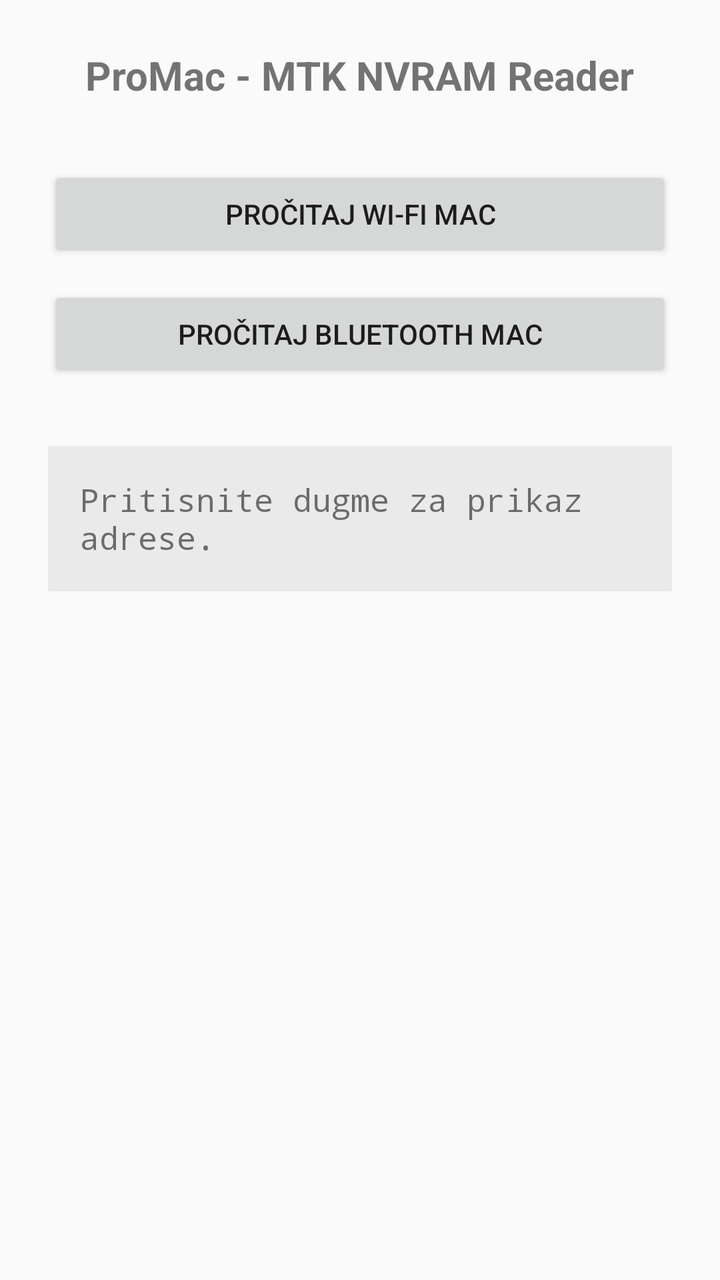
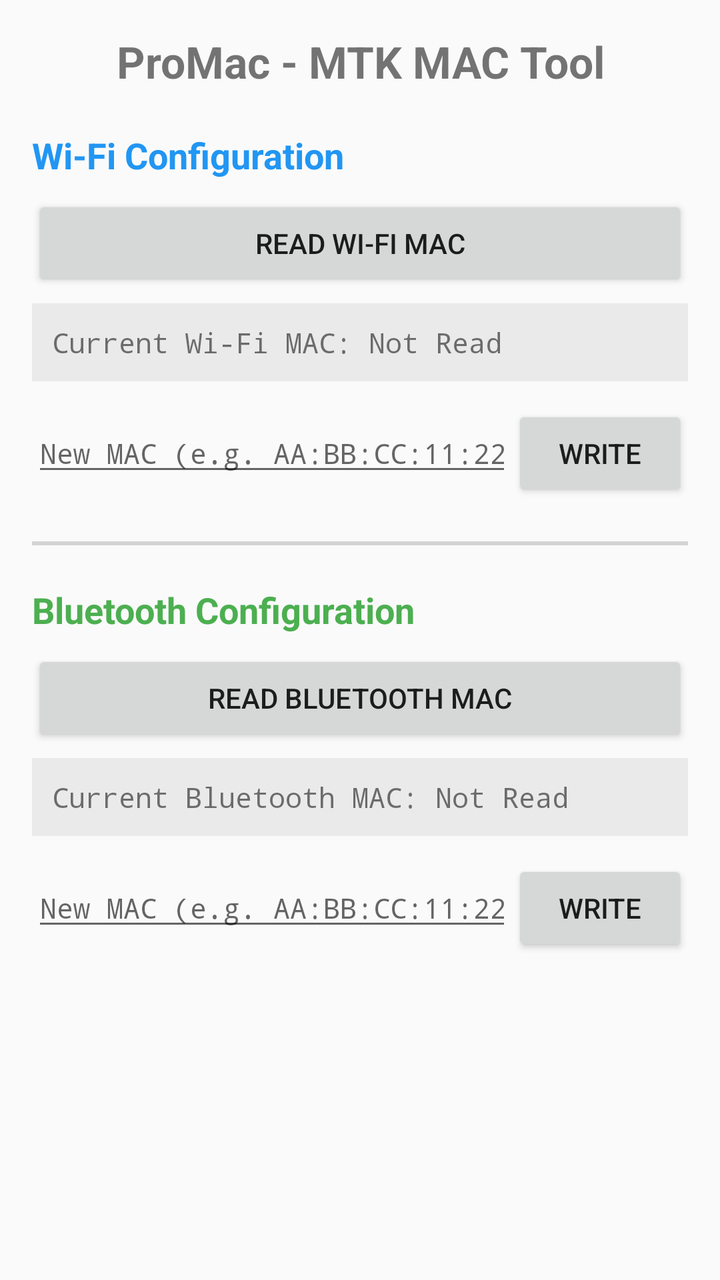

Two renders of the same Android screen: before a commit and after it. Below are the layout's source before the change and the commit's diff.
<!-- AndroidManifest.xml: application theme Theme.AppCompat.Light -->
<!-- res/layout/activity_main.xml -->
<?xml version="1.0" encoding="utf-8"?>
<LinearLayout xmlns:android="http://schemas.android.com/apk/res/android"
    android:layout_width="match_parent"
    android:layout_height="match_parent"
    android:orientation="vertical"
    android:padding="24dp"
    android:gravity="center_horizontal">

    <TextView
        android:id="@+id/tvTitle"
        android:layout_width="wrap_content"
        android:layout_height="wrap_content"
        android:text="ProMac - MTK NVRAM Reader"
        android:textSize="20sp"
        android:textStyle="bold"
        android:layout_marginBottom="32dp" />

    <Button
        android:id="@+id/btnReadWifi"
        android:layout_width="match_parent"
        android:layout_height="wrap_content"
        android:text="Pročitaj Wi-Fi MAC"
        android:layout_marginBottom="12dp" />

    <Button
        android:id="@+id/btnReadBt"
        android:layout_width="match_parent"
        android:layout_height="wrap_content"
        android:text="Pročitaj Bluetooth MAC"
        android:layout_marginBottom="32dp" />

    <TextView
        android:id="@+id/tvResult"
        android:layout_width="match_parent"
        android:layout_height="wrap_content"
        android:text="Pritisnite dugme za prikaz adrese."
        android:textSize="16sp"
        android:background="#10000000"
        android:padding="16dp"
        android:fontFamily="monospace" />

</LinearLayout>
<!-- resources referenced by this layout -->
<resources>

</resources>

<!-- the commit's change to res/layout/activity_main.xml (unified diff, before → after) -->
@@ -1,42 +1,131 @@
 <?xml version="1.0" encoding="utf-8"?>
-<LinearLayout xmlns:android="http://schemas.android.com/apk/res/android"
+<ScrollView xmlns:android="http://schemas.android.com/apk/res/android"
     android:layout_width="match_parent"
     android:layout_height="match_parent"
-    android:orientation="vertical"
-    android:padding="24dp"
-    android:gravity="center_horizontal">
+    android:padding="16dp">
 
-    <TextView
-        android:id="@+id/tvTitle"
-        android:layout_width="wrap_content"
-        android:layout_height="wrap_content"
-        android:text="ProMac - MTK NVRAM Reader"
-        android:textSize="20sp"
-        android:textStyle="bold"
-        android:layout_marginBottom="32dp" />
-
-    <Button
-        android:id="@+id/btnReadWifi"
+    <LinearLayout
         android:layout_width="match_parent"
         android:layout_height="wrap_content"
-        android:text="Pročitaj Wi-Fi MAC"
-        android:layout_marginBottom="12dp" />
+        android:orientation="vertical">
 
-    <Button
-        android:id="@+id/btnReadBt"
-        android:layout_width="match_parent"
-        android:layout_height="wrap_content"
-        android:text="Pročitaj Bluetooth MAC"
-        android:layout_marginBottom="32dp" />
+        
+        <TextView
+            android:layout_width="match_parent"
+            android:layout_height="wrap_content"
+            android:text="ProMac - MTK MAC Tool"
+            android:textSize="22sp"
+            android:textStyle="bold"
+            android:gravity="center"
+            android:layout_marginBottom="20dp" />
 
-    <TextView
-        android:id="@+id/tvResult"
-        android:layout_width="match_parent"
-        android:layout_height="wrap_content"
-        android:text="Pritisnite dugme za prikaz adrese."
-        android:textSize="16sp"
-        android:background="#10000000"
-        android:padding="16dp"
-        android:fontFamily="monospace" />
+        
+        <TextView
+            android:layout_width="match_parent"
+            android:layout_height="wrap_content"
+            android:text="Wi-Fi Configuration"
+            android:textSize="18sp"
+            android:textStyle="bold"
+            android:textColor="#2196F3"
+            android:layout_marginBottom="8dp" />
 
-</LinearLayout>
+        <Button
+            android:id="@+id/btnReadWifi"
+            android:layout_width="match_parent"
+            android:layout_height="wrap_content"
+            android:text="Read Wi-Fi MAC" />
+
+        <TextView
+            android:id="@+id/tvWifiResult"
+            android:layout_width="match_parent"
+            android:layout_height="wrap_content"
+            android:text="Current Wi-Fi MAC: Not Read"
+            android:textSize="14sp"
+            android:background="#10000000"
+            android:padding="10dp"
+            android:layout_marginTop="6dp"
+            android:layout_marginBottom="12dp"
+            android:fontFamily="monospace" />
+
+        <LinearLayout
+            android:layout_width="match_parent"
+            android:layout_height="wrap_content"
+            android:orientation="horizontal">
+
+            <EditText
+                android:id="@+id/etWifiMac"
+                android:layout_width="0dp"
+                android:layout_height="wrap_content"
+                android:layout_weight="1"
+                android:hint="New MAC (e.g. AA:BB:CC:11:22:33)"
+                android:fontFamily="monospace"
+                android:textSize="14sp"
+                android:inputType="textCapCharacters" />
+
+            <Button
+                android:id="@+id/btnWriteWifi"
+                android:layout_width="wrap_content"
+                android:layout_height="wrap_content"
+                android:text="Write" />
+        </LinearLayout>
+
+        
+        <View
+            android:layout_width="match_parent"
+            android:layout_height="2dp"
+            android:background="#D3D3D3"
+            android:layout_marginTop="20dp"
+            android:layout_marginBottom="20dp" />
+
+        
+        <TextView
+            android:layout_width="match_parent"
+            android:layout_height="wrap_content"
+            android:text="Bluetooth Configuration"
+            android:textSize="18sp"
+            android:textStyle="bold"
+            android:textColor="#4CAF50"
+            android:layout_marginBottom="8dp" />
+
+        <Button
+            android:id="@+id/btnReadBt"
+            android:layout_width="match_parent"
+            android:layout_height="wrap_content"
+            android:text="Read Bluetooth MAC" />
+
+        <TextView
+            android:id="@+id/tvBtResult"
+            android:layout_width="match_parent"
+            android:layout_height="wrap_content"
+            android:text="Current Bluetooth MAC: Not Read"
+            android:textSize="14sp"
+            android:background="#10000000"
+            android:padding="10dp"
+            android:layout_marginTop="6dp"
+            android:layout_marginBottom="12dp"
+            android:fontFamily="monospace" />
+
+        <LinearLayout
+            android:layout_width="match_parent"
+            android:layout_height="wrap_content"
+            android:orientation="horizontal">
+
+            <EditText
+                android:id="@+id/etBtMac"
+                android:layout_width="0dp"
+                android:layout_height="wrap_content"
+                android:layout_weight="1"
+                android:hint="New MAC (e.g. AA:BB:CC:11:22:33)"
+                android:fontFamily="monospace"
+                android:textSize="14sp"
+                android:inputType="textCapCharacters" />
+
+            <Button
+                android:id="@+id/btnWriteBt"
+                android:layout_width="wrap_content"
+                android:layout_height="wrap_content"
+                android:text="Write" />
+        </LinearLayout>
+
+    </LinearLayout>
+</ScrollView>
